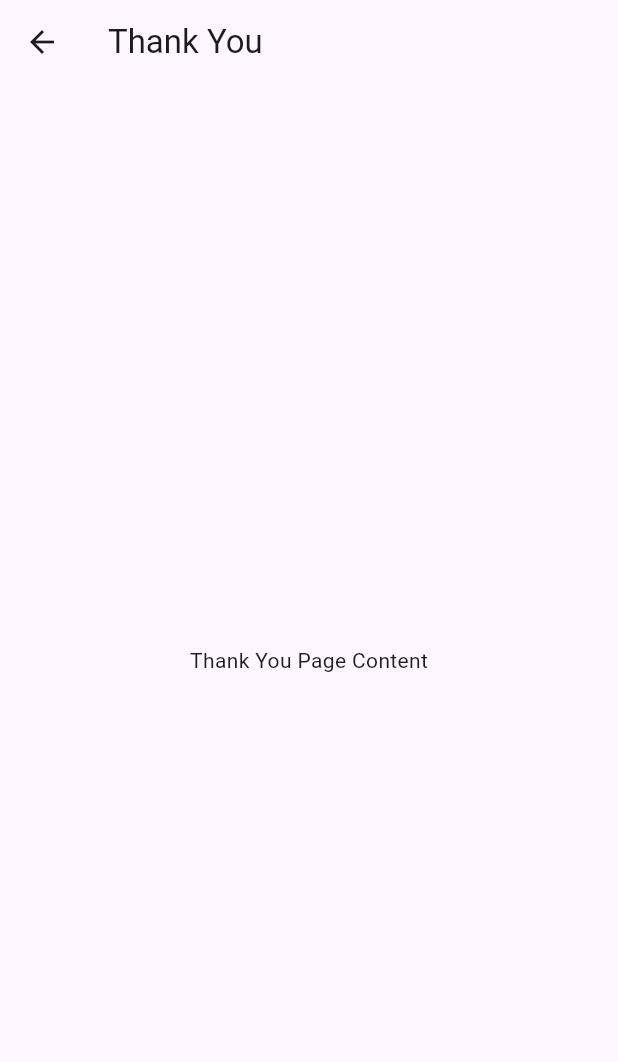
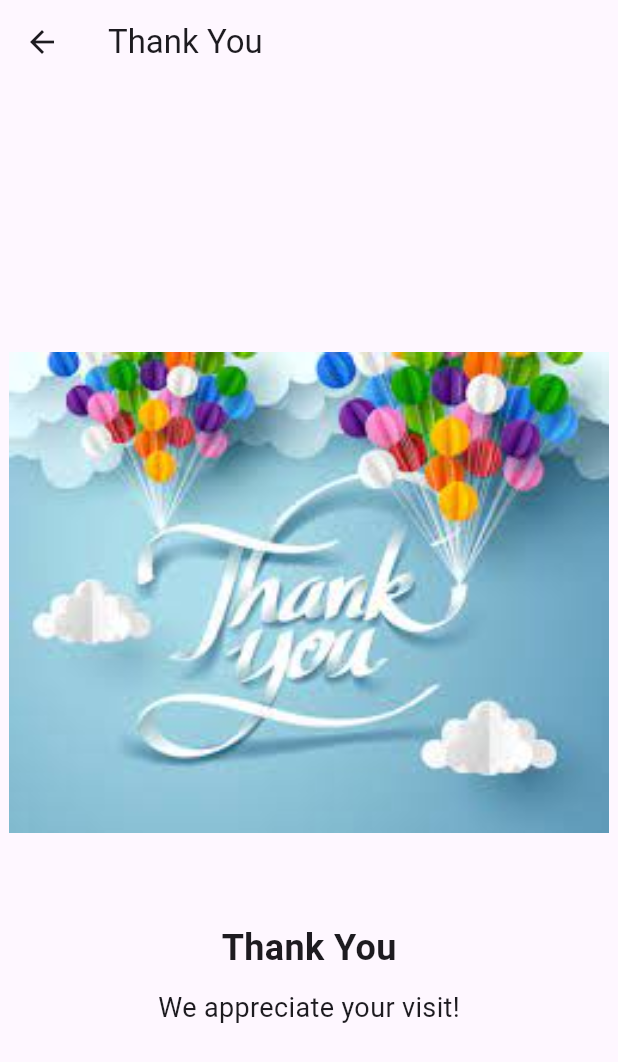
Before and after one commit to DhrumilDesai2101/assignment3_flutter, a Flutter app: the ThankYouPage screen opened directly, on a phone screen of 412 x 824 dp. Shown: the top 1062 px of the screen. Run offline on Flutter 3.47's test engine with Material 3 defaults, Android fonts, the phone set to English and light mode, and no system bars; our stand-ins replace fluro.

Commit message:
Recipes and thank you page uploaded

```diff
--- a/lib/thank_you_page.dart
+++ b/lib/thank_you_page.dart
@@ -1,5 +1,3 @@
-// thank_you_page.dart
-
 import 'package:flutter/material.dart';
 
 class ThankYouPage extends StatelessWidget {
@@ -10,7 +8,38 @@ class ThankYouPage extends StatelessWidget {
         title: Text('Thank You'),
       ),
       body: Center(
-        child: Text('Thank You Page Content'),
+        child: Column(
+          mainAxisAlignment: MainAxisAlignment.center,
+          children: [
+            // Thank You Image
+            Image.asset(
+              'assets/thankyou.jpeg', // Corrected path and file name
+             width: 400,
+             height: 400,
+             fit: BoxFit.contain,  // Adjust the height as needed
+            ),
+            SizedBox(height: 20), // Add some spacing
+
+            // Thank You Text
+            Text(
+              'Thank You',
+              style: TextStyle(
+                fontSize: 24, // Adjust the font size as needed
+                fontWeight: FontWeight.bold,
+              ),
+            ),
+
+            SizedBox(height: 10), // Add some spacing
+
+            // Page Content
+            Text(
+              'We appreciate your visit!',
+              style: TextStyle(
+                fontSize: 18, // Adjust the font size as needed
+              ),
+            ),
+          ],
+        ),
       ),
     );
   }
--- a/pubspec.yaml
+++ b/pubspec.yaml
@@ -53,6 +53,8 @@ dev_dependencies:
 
 # The following section is specific to Flutter.
 flutter:
+  assets:
+    - assets/thankyou.jpeg
 
   # The following line ensures that the Material Icons font is
   # included with your application, so that you can use the icons in
```
Also changed, not shown: lib/recipes_page.dart (+16 -7 lines), assets/preview-page0.jpg (added), assets/thankyou.jpeg (added), pubspec.lock.
